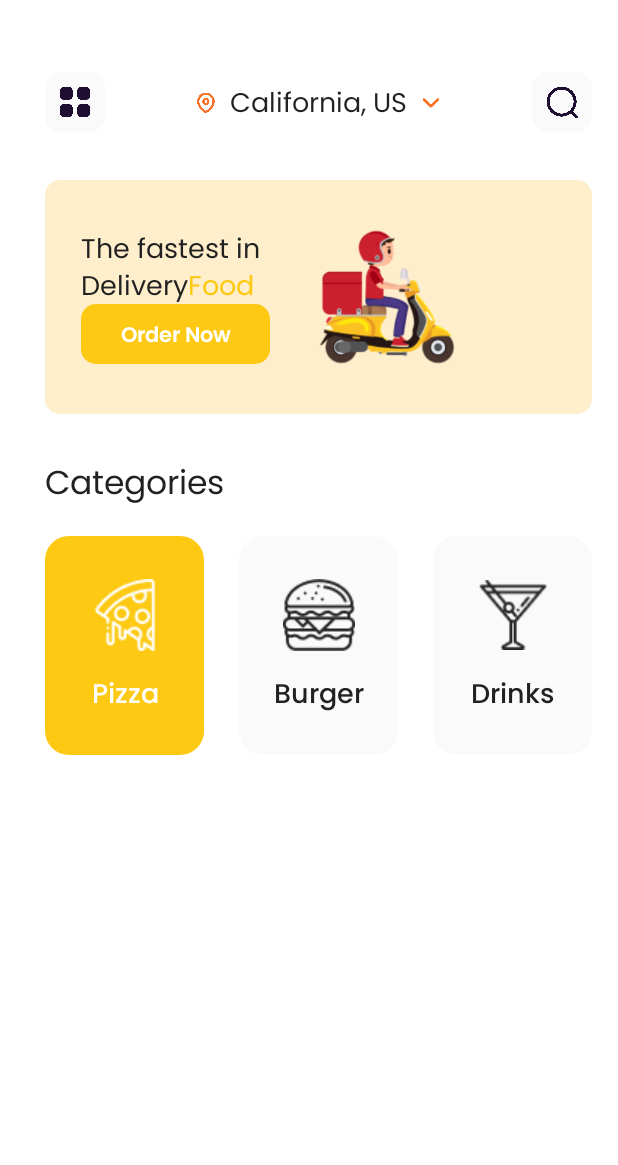
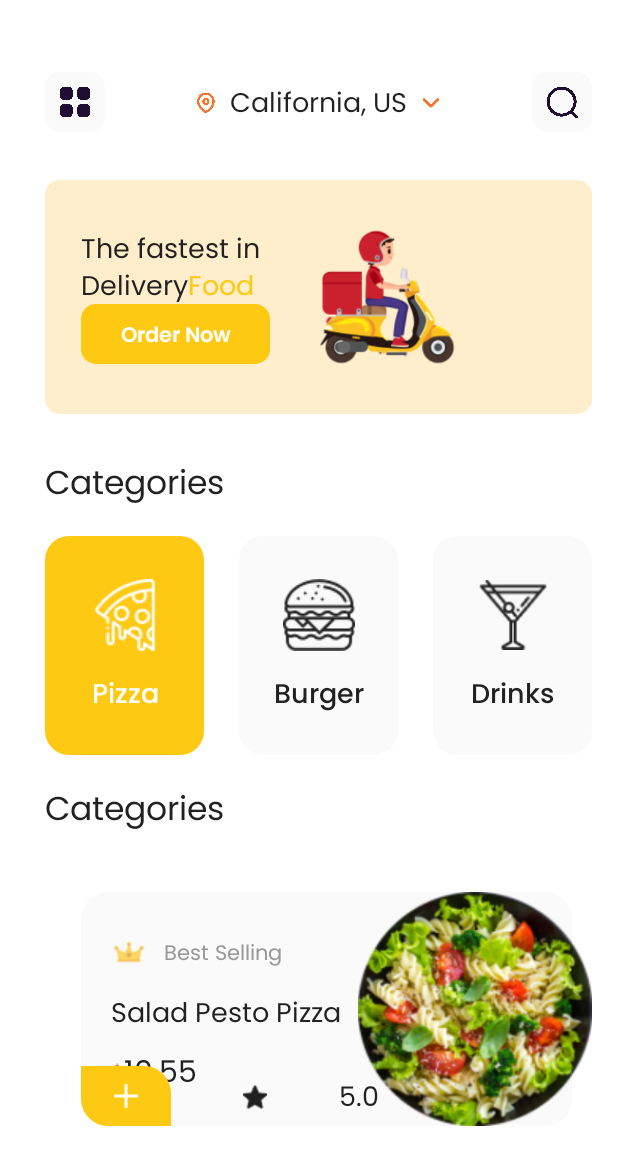
Before and after one commit to yyong1/order-system-mobile, an Android app built with Jetpack Compose: the @Preview function DefaultPreview, on a phone screen of 412 x 824 dp. Shown: the top 1165 px of the screen. Run offline under Robolectric (Android 15) with nearby library versions, the phone set to English and light mode, and no system bars.

Commit message:
fixed category bug

```diff
--- a/app/src/main/java/com/example/foodorder/MainActivity.kt
+++ b/app/src/main/java/com/example/foodorder/MainActivity.kt
@@ -37,6 +37,7 @@ class MainActivity : ComponentActivity() {
         setContent {
             FoodOrderTheme {
                 // A surface container using the 'background' color from the theme
+                HomeScreen()
             }
         }
     }
@@ -176,7 +177,10 @@ fun Header() {
                 tint = Orange500
             )
             Spacer(modifier = Modifier.width(8.dp))
-            Text(text = "California, US") // Should be dynamic rendering
+
+            // Should be dynamic rendering
+
+            Text(text = "California, US")
             Spacer(modifier = Modifier.width(8.dp))
             Icon(
                 painter = painterResource(id = R.drawable.arrow_down),
@@ -220,7 +224,7 @@ fun CategoryList(categories: List<CategoryData>) {
         mutableStateOf(0)
     }
 
-    LazyRow(modifier = Modifier.fillMaxSize(), horizontalArrangement = Arrangement.SpaceBetween) {
+    LazyRow(modifier = Modifier.fillMaxWidth(), horizontalArrangement = Arrangement.SpaceBetween) {
         items(categories.size) { index ->
             CategoryItem(
                 categoryData = categories[index], selectedIndex = selectedIndex, index = index
@@ -263,7 +267,6 @@ fun PopularList(popularList: List<PopularData>) {
     LazyColumn(modifier = Modifier.fillMaxWidth()) {
         items(popularList.size) { index ->
             PopularItem(popularData = popularList[index])
-
         }
     }
 }
--- a/app/src/main/java/com/example/foodorder/ui/theme/Type.kt
+++ b/app/src/main/java/com/example/foodorder/ui/theme/Type.kt
@@ -1,7 +1,6 @@
 package com.example.foodorder.ui.theme
 
 import androidx.compose.material.Typography
-import androidx.compose.ui.Modifier
 import androidx.compose.ui.text.TextStyle
 import androidx.compose.ui.text.font.Font
 import androidx.compose.ui.text.font.FontFamily
```
